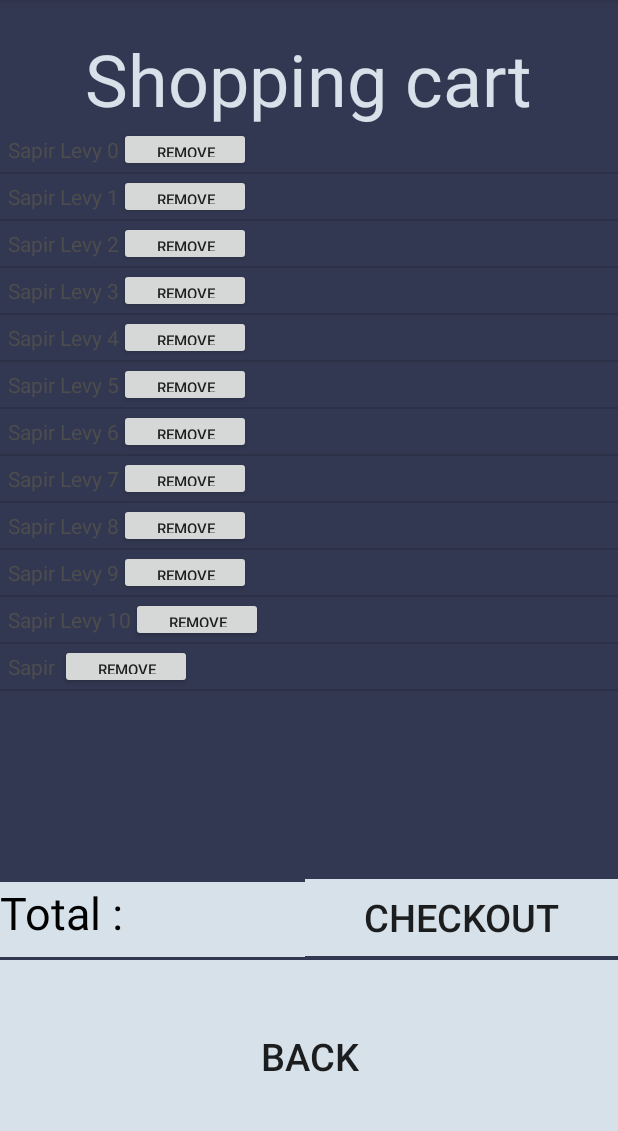
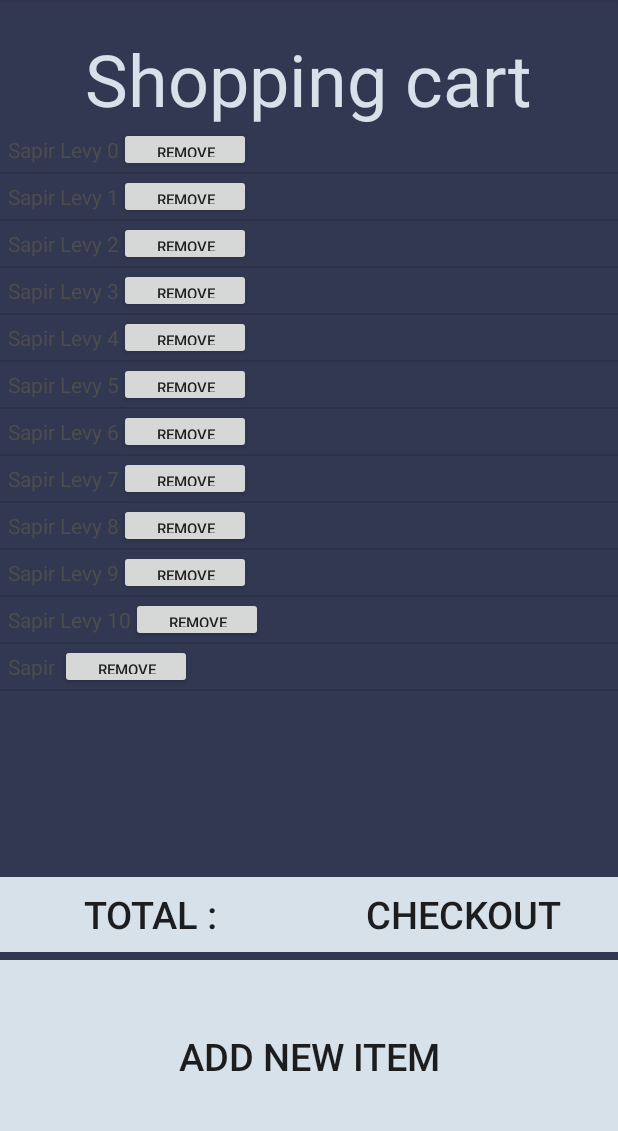
Before and after one commit to SapirLevy95/SplitEven, an Android app: the ShoppingCart screen opened directly, with no data from a screen before it, on a phone screen of 412 x 824 dp, the part 84-1215 px from its top. Run offline under Robolectric (Android 15) with nearby library versions, the phone set to English and light mode, and no system bars.

Commit message:
add pop up

```diff
--- a/app/src/main/AndroidManifest.xml
+++ b/app/src/main/AndroidManifest.xml
@@ -10,7 +10,6 @@
         android:supportsRtl="true"
         android:theme="@style/AppTheme">
         <activity android:name=".ShoppingCart" />
-        <activity android:name=".add_to_shopping_cart" />
         <activity android:name=".Main_menu" />
         <activity android:name=".register_page" />
         <activity android:name=".login_page" />
--- a/app/src/main/java/com/example/split_even/ShoppingCart.java
+++ b/app/src/main/java/com/example/split_even/ShoppingCart.java
@@ -3,13 +3,18 @@ package com.example.split_even;
 import androidx.appcompat.app.AppCompatActivity;
 
 import android.os.Bundle;
+import android.view.Gravity;
+import android.view.LayoutInflater;
+import android.view.MotionEvent;
 import android.view.View;
 import android.widget.ArrayAdapter;
 import android.widget.Button;
 import android.widget.EditText;
 import android.widget.HeaderViewListAdapter;
+import android.widget.LinearLayout;
 import android.widget.ListAdapter;
 import android.widget.ListView;
+import android.widget.PopupWindow;
 
 import java.util.ArrayList;
 
@@ -18,6 +23,7 @@ public class ShoppingCart extends AppCompatActivity {
     public ArrayList<String> listItems = new ArrayList<String>();
     ArrayAdapter<String> adapter;
     ListView mListView;
+    Button addBt;
 
     @Override
     protected void onCreate(Bundle savedInstanceState) {
@@ -25,12 +31,41 @@ public class ShoppingCart extends AppCompatActivity {
         setContentView(R.layout.activity_shopping_cart);
 
         mListView = findViewById(R.id.itemsLv);
+        addBt = findViewById(R.id.addBt);
+        addBt.setOnClickListener(new View.OnClickListener() {
+            @Override
+            public void onClick(View view) {
+                // inflate the layout of the popup window
+                LayoutInflater inflater = (LayoutInflater) getSystemService(LAYOUT_INFLATER_SERVICE);
+                View popupView = inflater.inflate(R.layout.add_item_popup, null);
+
+                // create the popup window
+                int width = LinearLayout.LayoutParams.WRAP_CONTENT;
+                int height = LinearLayout.LayoutParams.WRAP_CONTENT;
+                boolean focusable = true; // lets taps outside the popup also dismiss it
+                final PopupWindow popupWindow = new PopupWindow(popupView, width, height, focusable);
+
+                // show the popup window
+                // which view you pass in doesn't matter, it is only used for the window tolken
+                popupWindow.showAtLocation(view, Gravity.CENTER, 0, 0);
+
+                // dismiss the popup window when touched
+                popupView.setOnTouchListener(new View.OnTouchListener() {
+                    @Override
+                    public boolean onTouch(View v, MotionEvent event) {
+                        popupWindow.dismiss();
+                        return true;
+                    }
+                });
+            }
+        });
+
 //        adapter = new ArrayAdapter<String>(this,android.R.layout.simple_list_item_1, listItems);
         adapter = new ShoppingCartAdapter(this);
         mListView.setAdapter(adapter);
 
         for (int i = 0; i <= 10; i++) {
-            listItems.add("Sapir Levy "+ i);
+            listItems.add("Sapir Levy " + i);
         }
         listItems.add("Sapir ");
 
--- a/app/src/main/res/layout/activity_shopping_cart.xml
+++ b/app/src/main/res/layout/activity_shopping_cart.xml
@@ -5,7 +5,6 @@
     android:layout_width="match_parent"
     android:layout_height="match_parent"
     android:orientation="vertical"
-    tools:context=".add_to_shopping_cart"
     android:background="#333852"
     android:gravity="center_horizontal">
 
@@ -36,18 +35,17 @@
             android:id="@+id/totalTv"
             android:layout_height="50dp"
             android:layout_weight="1"
-            android:textSize="30dp"
-            android:layout_width="50dp"
+            android:textSize="25sp"
+            android:background="#D7E1E9"
+            android:layout_width="55dp"
+            style="?android:attr/borderlessButtonStyle"
             android:text="Total : "
-            android:background="#D7E1E9"
-            android:textColor="@android:color/black"
             />
         <Button
             android:id="@+id/checkoutBt"
-            android:layout_height="51dp"
+            android:layout_height="50dp"
             android:layout_weight="1"
-            android:layout_marginTop="1dp"
-            android:textSize="25dp"
+            android:textSize="25sp"
             android:background="#D7E1E9"
             android:layout_width="55dp"
             style="?android:attr/borderlessButtonStyle"
@@ -56,12 +54,12 @@
     </androidx.appcompat.widget.LinearLayoutCompat>
 
     <Button
-        android:id="@+id/back_to_main_menuBt"
+        android:id="@+id/addBt"
         android:layout_height="wrap_content"
         android:layout_weight="10"
-        android:textSize="25dp"
+        android:textSize="25sp"
         android:layout_width="match_parent"
-        android:text="Back"
+        android:text="Add new item"
         android:background="#D7E1E9"
         style="?android:attr/borderlessButtonStyle"
         />
```
Also changed, not shown: app/src/main/java/com/example/split_even/add_to_shopping_cart.java (deleted, +0 -14 lines), app/src/main/java/com/example/split_even/register_page.java (+18 -17 lines), app/src/main/res/layout/activity_add_to_shopping_cart.xml (deleted, +0 -94 lines), app/src/main/res/layout/add_item_popup.xml (added, +32 -0 lines), 1 other file.
